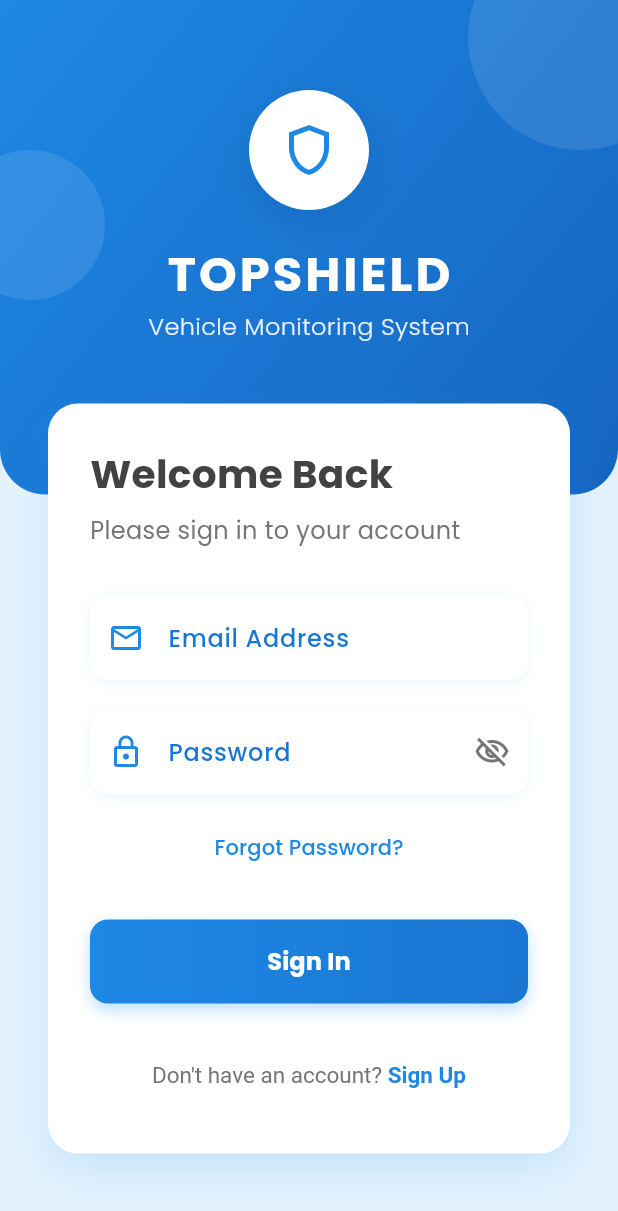
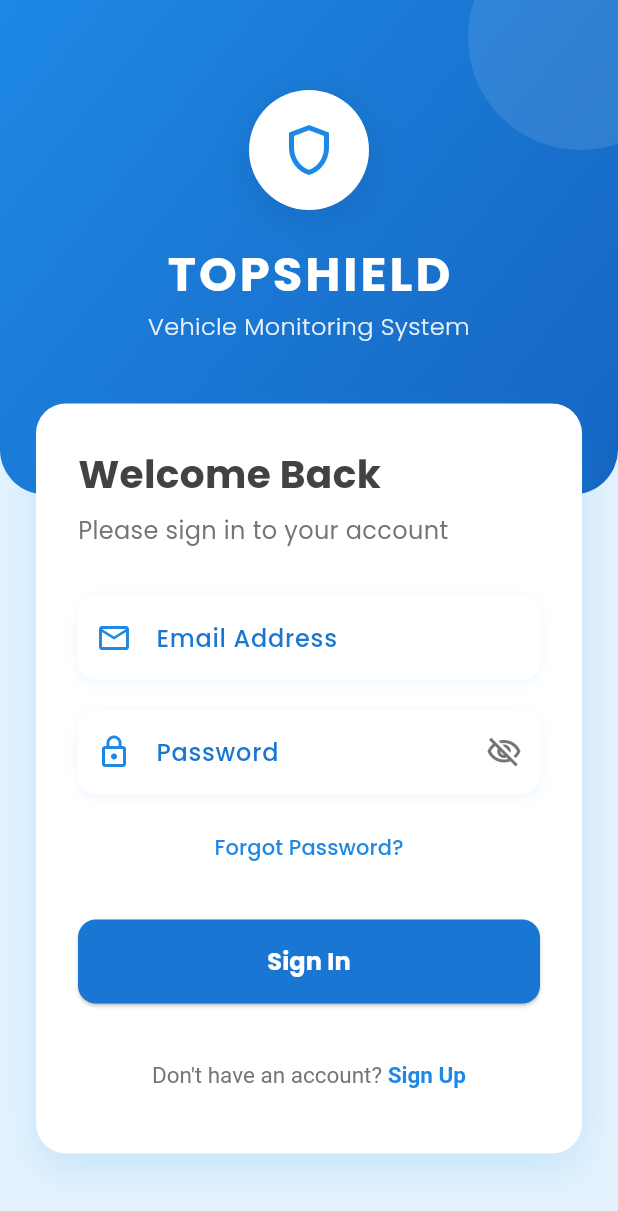
Before and after one commit to KCVFreelance/helmet, a Flutter app: the screen it shows after launch, on a phone screen of 412 x 824 dp. Shown: the top 1211 px of the screen. Run offline on Flutter 3.47's test engine with Material 3 defaults, Android fonts, the phone set to English and light mode, and no system bars; our stand-ins replace firebase_auth, firebase_core, firebase_database, fl_chart, geolocator, google_fonts and 2 more; missing offline and left inert: flutter_polyline_points; accounts and stored records are empty.

Commit message:
Update signin.dart

```diff
--- a/lib/signin.dart
+++ b/lib/signin.dart
@@ -3,7 +3,6 @@ import 'package:firebase_auth/firebase_auth.dart';
 import 'package:firebase_database/firebase_database.dart';
 import 'navBar.dart';
 
-// Add a global session class to hold the current helmet ID
 class UserSession {
   static String? helmetId;
 }
@@ -45,11 +44,11 @@ class _SignInState extends State<SignIn> with TickerProviderStateMixin {
     if (_formKey.currentState!.validate()) {
       setState(() => _isLoading = true);
       try {
-        // Search for helmet ID by email in the database
         final dbRef = FirebaseDatabase.instance.ref();
         final snapshot = await dbRef.get();
         String? foundHelmetId;
         Map<String, dynamic>? accountData;
+
         for (final child in snapshot.children) {
           final accounts = child.child('accounts');
           if (accounts.exists) {
@@ -61,6 +60,7 @@ class _SignInState extends State<SignIn> with TickerProviderStateMixin {
             }
           }
         }
+
         if (foundHelmetId == null) {
           _showSnackBar('Account not found for this email.', isError: true);
           return;
@@ -69,9 +69,9 @@ class _SignInState extends State<SignIn> with TickerProviderStateMixin {
           _showSnackBar('Incorrect password.', isError: true);
           return;
         }
-        // Store the helmetId in UserSession for later use
+
         UserSession.helmetId = foundHelmetId;
-        // Navigate to the main app
+
         Navigator.pushReplacement(
           context,
           MaterialPageRoute(builder: (context) => const BottomNavBar()),
@@ -94,7 +94,7 @@ class _SignInState extends State<SignIn> with TickerProviderStateMixin {
               isError ? Icons.error_outline : Icons.check_circle_outline,
               color: Colors.white,
             ),
-            SizedBox(width: 8),
+            const SizedBox(width: 8),
             Expanded(child: Text(message)),
           ],
         ),
@@ -130,7 +130,10 @@ class _SignInState extends State<SignIn> with TickerProviderStateMixin {
         decoration: InputDecoration(
           labelText: label,
           hintText: hint,
-          labelStyle: TextStyle(color: Colors.blue[700], fontWeight: FontWeight.w500),
+          labelStyle: TextStyle(
+            color: Colors.blue[700],
+            fontWeight: FontWeight.w500,
+          ),
           hintStyle: TextStyle(color: Colors.grey[400]),
           prefixIcon: prefixIcon != null
               ? Icon(prefixIcon, color: Colors.blue[600])
@@ -142,7 +145,10 @@ class _SignInState extends State<SignIn> with TickerProviderStateMixin {
           ),
           filled: true,
           fillColor: Colors.white,
-          contentPadding: EdgeInsets.symmetric(horizontal: 16, vertical: 16),
+          contentPadding: const EdgeInsets.symmetric(
+            horizontal: 16,
+            vertical: 16,
+          ),
         ),
         obscureText: obscureText,
         onChanged: onChanged,
@@ -155,52 +161,44 @@ class _SignInState extends State<SignIn> with TickerProviderStateMixin {
   @override
   Widget build(BuildContext context) {
     final size = MediaQuery.of(context).size;
+    final textScale = MediaQuery.of(context).textScaleFactor;
 
     return Scaffold(
       backgroundColor: Colors.blue[50],
       body: SafeArea(
-        child: SingleChildScrollView(
-          child: Container(
-            height: size.height,
+        child: LayoutBuilder(
+          builder: (context, constraints) {
+            final isTablet = constraints.maxWidth > 600;
+
+            return SingleChildScrollView(
+              physics: const BouncingScrollPhysics(),
+              child: ConstrainedBox(
+                constraints: BoxConstraints(minHeight: size.height),
+                child: IntrinsicHeight(
                   child: Stack(
                     children: [
-                // Background gradient
+                      // Gradient background
                       Container(
                         height: size.height * 0.4,
                         decoration: BoxDecoration(
                           gradient: LinearGradient(
                             begin: Alignment.topLeft,
                             end: Alignment.bottomRight,
-                      colors: [
-                        Colors.blue[600]!,
-                        Colors.blue[800]!,
-                      ],
+                            colors: [Colors.blue[600]!, Colors.blue[800]!],
                           ),
-                    borderRadius: BorderRadius.only(
+                          borderRadius: const BorderRadius.only(
                             bottomLeft: Radius.circular(30),
                             bottomRight: Radius.circular(30),
                           ),
                         ),
                       ),
-                // Floating circles for decoration
+                      // Decorative circles
                       Positioned(
                         top: -50,
                         right: -50,
                         child: Container(
-                    width: 150,
-                    height: 150,
-                    decoration: BoxDecoration(
-                      shape: BoxShape.circle,
-                      color: Colors.white.withOpacity(0.1),
-                    ),
-                  ),
-                ),
-                Positioned(
-                  top: 100,
-                  left: -30,
-                  child: Container(
-                    width: 100,
-                    height: 100,
+                          width: isTablet ? 200 : 150,
+                          height: isTablet ? 200 : 150,
                           decoration: BoxDecoration(
                             shape: BoxShape.circle,
                             color: Colors.white.withOpacity(0.1),
@@ -209,17 +207,19 @@ class _SignInState extends State<SignIn> with TickerProviderStateMixin {
                       ),
                       // Main content
                       Padding(
-                  padding: EdgeInsets.symmetric(horizontal: 24),
+                        padding: EdgeInsets.symmetric(
+                          horizontal: isTablet ? 48 : 24,
+                        ),
                         child: FadeTransition(
                           opacity: _fadeAnimation,
                           child: Column(
                             crossAxisAlignment: CrossAxisAlignment.center,
                             children: [
-                        SizedBox(height: 60),
-                        // Logo and branding
+                              SizedBox(height: isTablet ? 80 : 60),
+                              // Logo
                               Container(
-                          width: 80,
-                          height: 80,
+                                width: isTablet ? 100 : 80,
+                                height: isTablet ? 100 : 80,
                                 decoration: BoxDecoration(
                                   color: Colors.white,
                                   shape: BoxShape.circle,
@@ -227,21 +227,21 @@ class _SignInState extends State<SignIn> with TickerProviderStateMixin {
                                     BoxShadow(
                                       color: Colors.black.withOpacity(0.1),
                                       blurRadius: 20,
-                                offset: Offset(0, 5),
+                                      offset: const Offset(0, 5),
                                     ),
                                   ],
                                 ),
                                 child: Icon(
                                   Icons.shield_outlined,
-                            size: 40,
+                                  size: isTablet ? 50 : 40,
                                   color: Colors.blue[600],
                                 ),
                               ),
-                        SizedBox(height: 20),
+                              const SizedBox(height: 20),
                               Text(
                                 'TOPSHIELD',
                                 style: TextStyle(
-                            fontSize: 32,
+                                  fontSize: isTablet ? 40 : 32,
                                   fontWeight: FontWeight.bold,
                                   color: Colors.white,
                                   letterSpacing: 2,
@@ -249,17 +249,19 @@ class _SignInState extends State<SignIn> with TickerProviderStateMixin {
                               ),
                               Text(
                                 'Vehicle Monitoring System',
+                                textAlign: TextAlign.center,
                                 style: TextStyle(
                                   color: Colors.white.withOpacity(0.9),
-                            fontSize: 16,
+                                  fontSize: isTablet ? 20 : 16,
                                   fontWeight: FontWeight.w300,
                                 ),
                               ),
-                        SizedBox(height: 40),
-                        // Login form card
+                              const SizedBox(height: 40),
+
+                              // Login card
                               Container(
-                          margin: EdgeInsets.symmetric(horizontal: 8),
-                          padding: EdgeInsets.all(28),
+                                width: double.infinity,
+                                padding: EdgeInsets.all(isTablet ? 36 : 28),
                                 decoration: BoxDecoration(
                                   color: Colors.white,
                                   borderRadius: BorderRadius.circular(20),
@@ -267,49 +269,52 @@ class _SignInState extends State<SignIn> with TickerProviderStateMixin {
                                     BoxShadow(
                                       color: Colors.blue.withOpacity(0.15),
                                       blurRadius: 20,
-                                offset: Offset(0, 10),
+                                      offset: const Offset(0, 10),
                                     ),
                                   ],
                                 ),
                                 child: Form(
                                   key: _formKey,
                                   child: Column(
-                              crossAxisAlignment: CrossAxisAlignment.start,
+                                    crossAxisAlignment:
+                                        CrossAxisAlignment.start,
                                     children: [
                                       Text(
                                         'Welcome Back',
                                         style: TextStyle(
-                                    fontSize: 26,
+                                          fontSize: isTablet ? 30 : 26,
                                           fontWeight: FontWeight.bold,
                                           color: Colors.grey[800],
                                         ),
                                       ),
-                                SizedBox(height: 8),
+                                      const SizedBox(height: 8),
                                       Text(
                                         'Please sign in to your account',
                                         style: TextStyle(
                                           color: Colors.grey[600],
-                                    fontSize: 16,
+                                          fontSize: isTablet ? 18 : 16,
                                         ),
                                       ),
-                                SizedBox(height: 32),
+                                      const SizedBox(height: 32),
                                       _buildTextField(
                                         label: 'Email Address',
                                         hint: 'Enter your email',
                                         prefixIcon: Icons.email_outlined,
                                         onChanged: (val) => email = val,
-                                  validator: (val) => val != null && val.contains('@')
+                                        validator: (val) =>
+                                            val != null && val.contains('@')
                                             ? null
                                             : 'Please enter a valid email',
                                       ),
-                                SizedBox(height: 20),
+                                      const SizedBox(height: 20),
                                       _buildTextField(
                                         label: 'Password',
                                         hint: 'Enter your password',
                                         prefixIcon: Icons.lock_outline,
                                         obscureText: !_isPasswordVisible,
                                         onChanged: (val) => password = val,
-                                  validator: (val) => val != null && val.length >= 6
+                                        validator: (val) =>
+                                            val != null && val.length >= 6
                                             ? null
                                             : 'Password must be at least 6 characters',
                                         suffixIcon: IconButton(
@@ -321,25 +326,36 @@ class _SignInState extends State<SignIn> with TickerProviderStateMixin {
                                           ),
                                           onPressed: () {
                                             setState(() {
-                                        _isPasswordVisible = !_isPasswordVisible;
+                                              _isPasswordVisible =
+                                                  !_isPasswordVisible;
                                             });
                                           },
                                         ),
                                       ),
-                                SizedBox(height: 12),
+                                      const SizedBox(height: 12),
                                       Center(
                                         child: TextButton(
                                           onPressed: () async {
                                             if (email.isEmpty) {
-                                        _showSnackBar("Please enter your email first", isError: true);
+                                              _showSnackBar(
+                                                "Please enter your email first",
+                                                isError: true,
+                                              );
                                               return;
                                             }
                                             try {
                                               await FirebaseAuth.instance
-                                            .sendPasswordResetEmail(email: email);
-                                        _showSnackBar("Password reset link sent to $email");
+                                                  .sendPasswordResetEmail(
+                                                    email: email,
+                                                  );
+                                              _showSnackBar(
+                                                "Password reset link sent to $email",
+                                              );
                                             } catch (e) {
-                                        _showSnackBar("Error: ${e.toString()}", isError: true);
+                                              _showSnackBar(
+                                                "Error: ${e.toString()}",
+                                                isError: true,
+                                              );
                                             }
                                           },
                                           child: Text(
@@ -351,65 +367,62 @@ class _SignInState extends State<SignIn> with TickerProviderStateMixin {
                                           ),
                                         ),
                                       ),
-                                SizedBox(height: 24),
-                                // Login button
-                                Container(
+                                      const SizedBox(height: 24),
+                                      // Sign In button
+                                      SizedBox(
                                         width: double.infinity,
-                                  height: 56,
-                                  decoration: BoxDecoration(
-                                    gradient: LinearGradient(
-                                      colors: [Colors.blue[600]!, Colors.blue[700]!],
-                                    ),
-                                    borderRadius: BorderRadius.circular(12),
-                                    boxShadow: [
-                                      BoxShadow(
-                                        color: Colors.blue.withOpacity(0.3),
-                                        blurRadius: 8,
-                                        offset: Offset(0, 4),
-                                      ),
-                                    ],
-                                  ),
+                                        height: isTablet ? 60 : 56,
                                         child: ElevatedButton(
                                           style: ElevatedButton.styleFrom(
-                                      backgroundColor: Colors.transparent,
-                                      shadowColor: Colors.transparent,
+                                            backgroundColor: Colors.blue[700],
                                             shape: RoundedRectangleBorder(
-                                        borderRadius: BorderRadius.circular(12),
+                                              borderRadius:
+                                                  BorderRadius.circular(12),
                                             ),
                                           ),
-                                    onPressed: _isLoading ? null : _submit,
+                                          onPressed: _isLoading
+                                              ? null
+                                              : _submit,
                                           child: _isLoading
-                                        ? SizedBox(
+                                              ? const SizedBox(
                                                   height: 20,
                                                   width: 20,
                                                   child: CircularProgressIndicator(
                                                     strokeWidth: 2,
-                                              valueColor: AlwaysStoppedAnimation<Color>(Colors.white),
+                                                    valueColor:
+                                                        AlwaysStoppedAnimation<
+                                                          Color
+                                                        >(Colors.white),
                                                   ),
                                                 )
                                               : Text(
                                                   'Sign In',
                                                   style: TextStyle(
                                                     color: Colors.white,
-                                              fontSize: 16,
+                                                    fontSize: isTablet
+                                                        ? 18
+                                                        : 16,
                                                     fontWeight: FontWeight.bold,
                                                   ),
                                                 ),
                                         ),
                                       ),
-                                SizedBox(height: 24),
+                                      const SizedBox(height: 24),
                                       // Register link
                                       Center(
                                         child: TextButton(
                                           onPressed: () {
-                                      Navigator.pushReplacementNamed(context, '/signup');
+                                            Navigator.pushReplacementNamed(
+                                              context,
+                                              '/signup',
+                                            );
                                           },
                                           child: RichText(
                                             text: TextSpan(
                                               text: "Don't have an account? ",
                                               style: TextStyle(
                                                 color: Colors.grey[600],
-                                          fontSize: 15,
+                                                fontSize: isTablet ? 17 : 15,
                                               ),
                                               children: [
                                                 TextSpan(
@@ -428,7 +441,7 @@ class _SignInState extends State<SignIn> with TickerProviderStateMixin {
                                   ),
                                 ),
                               ),
-                        SizedBox(height: 40),
+                              const SizedBox(height: 40),
                             ],
                           ),
                         ),
@@ -437,6 +450,9 @@ class _SignInState extends State<SignIn> with TickerProviderStateMixin {
                   ),
                 ),
               ),
+            );
+          },
+        ),
       ),
     );
   }
```
Lines whose indentation alone changed are shown as unchanged.
